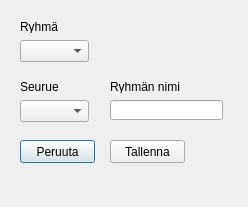
First picture: the form in editGroupDialog.ui, repository eeroleppalehto/Jahtirekisteri, before the edit.
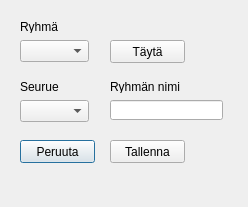
Second picture: the form after the edit.

```diff
--- a/editGroupDialog.ui
+++ b/editGroupDialog.ui
@@ -111,6 +111,19 @@
     <string>Ryhmän nimi</string>
    </property>
   </widget>
+  <widget class="QPushButton" name="editGroupPopulatePushButton">
+   <property name="geometry">
+    <rect>
+     <x>110</x>
+     <y>40</y>
+     <width>75</width>
+     <height>23</height>
+    </rect>
+   </property>
+   <property name="text">
+    <string>Täytä</string>
+   </property>
+  </widget>
  </widget>
  <resources/>
  <connections/>
```
